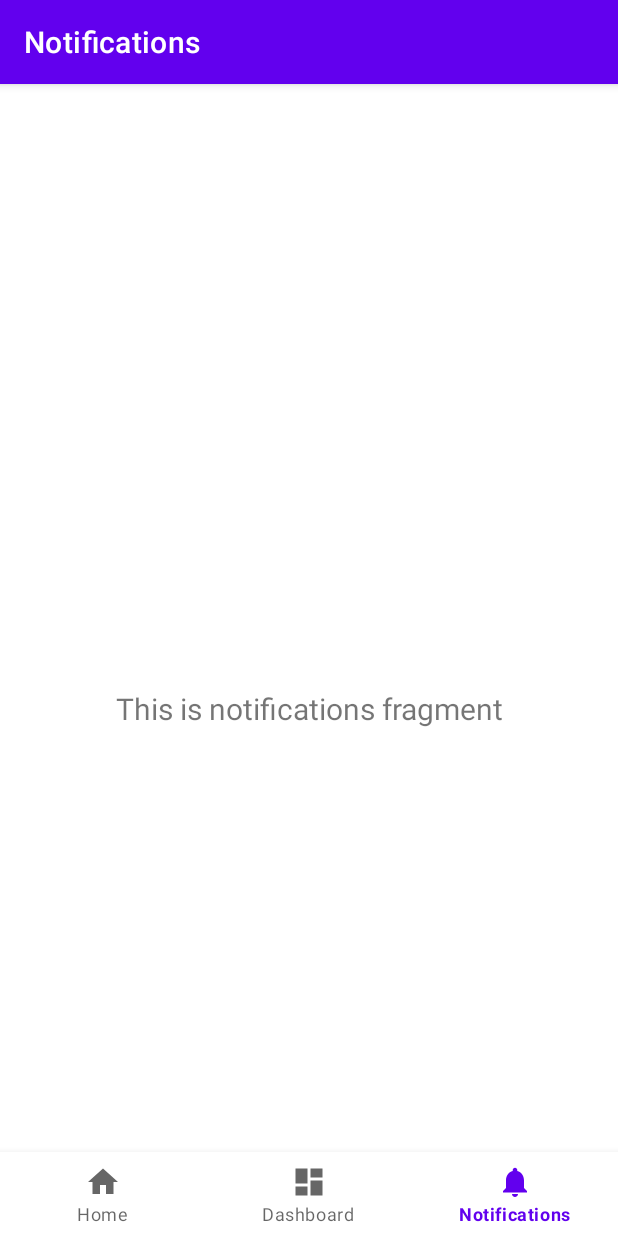
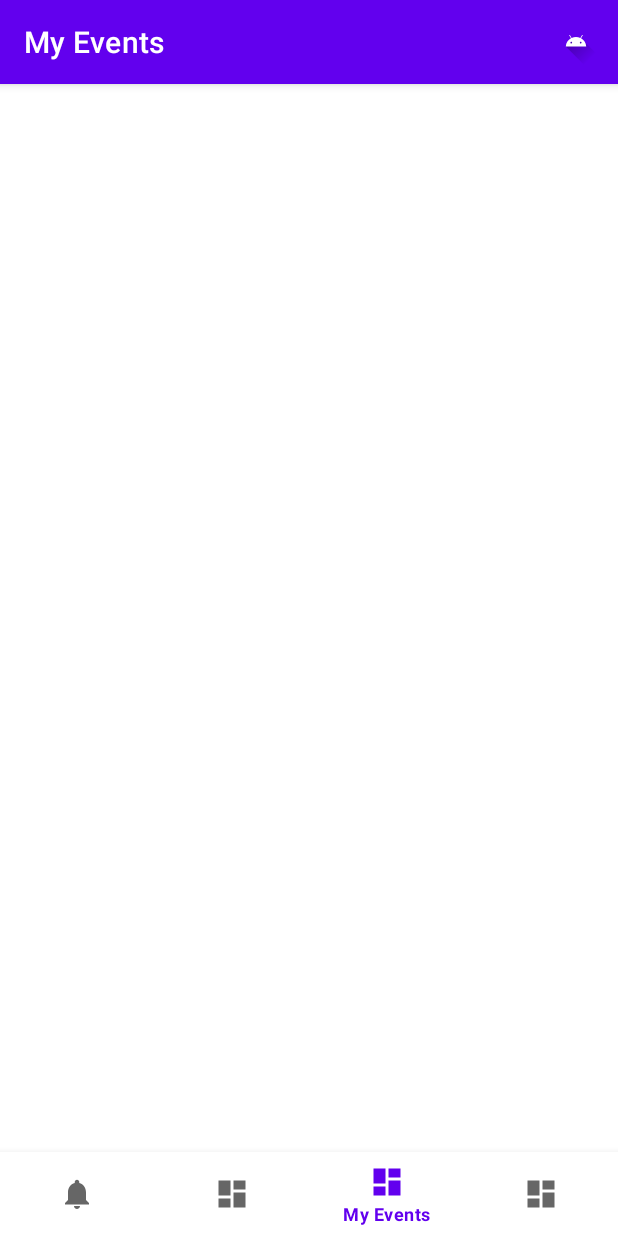
Before and after one commit to CMPUT301F24syzygy/syzygy-events, an Android app: the screen it shows after launch (MainActivity), item 3 of the bottom bar chosen, on a phone screen of 412 x 824 dp. Run offline under Robolectric (Android 15) with nearby library versions, the phone set to English and light mode, and no system bars; our stand-ins replace navigation-ui.

Commit message:
entrant ui basics

```diff
--- a/SyzygyEvents/app/src/main/java/com/syzygy/events/MainActivity.java
+++ b/SyzygyEvents/app/src/main/java/com/syzygy/events/MainActivity.java
@@ -1,9 +1,12 @@
 package com.syzygy.events;
 
 import android.os.Bundle;
+import android.view.Menu;
+import android.view.MenuItem;
 
 import com.google.android.material.bottomnavigation.BottomNavigationView;
 
+import androidx.annotation.NonNull;
 import androidx.appcompat.app.AppCompatActivity;
 import androidx.navigation.NavController;
 import androidx.navigation.Navigation;
@@ -15,6 +18,7 @@ import com.syzygy.events.databinding.ActivityMainBinding;
 public class MainActivity extends AppCompatActivity {
 
     private ActivityMainBinding binding;
+    private NavController navController;
 
     @Override
     protected void onCreate(Bundle savedInstanceState) {
@@ -24,14 +28,29 @@ public class MainActivity extends AppCompatActivity {
         setContentView(binding.getRoot());
 
         BottomNavigationView navView = findViewById(R.id.nav_view);
-        // Passing each menu ID as a set of Ids because each
-        // menu should be considered as top level destinations.
+
         AppBarConfiguration appBarConfiguration = new AppBarConfiguration.Builder(
-                R.id.navigation_home, R.id.navigation_dashboard, R.id.navigation_notifications)
+                R.id.nav_entrant_profile, R.id.nav_entrant_events, R.id.nav_entrant_qr, R.id.nav_entrant_notifications)
                 .build();
-        NavController navController = Navigation.findNavController(this, R.id.nav_host_fragment_activity_main);
+        navController = Navigation.findNavController(this, R.id.nav_host_fragment_activity_main);
         NavigationUI.setupActionBarWithNavController(this, navController, appBarConfiguration);
         NavigationUI.setupWithNavController(binding.navView, navController);
+
+        navView.setOnItemSelectedListener(new BottomNavigationView.OnItemSelectedListener() {
+            @Override
+            public boolean onNavigationItemSelected(@NonNull MenuItem item) {
+                for(;navController.navigateUp(););
+                NavigationUI.onNavDestinationSelected(item, navController);
+                return true;
+            }
+        });
+
+    }
+
+    @Override
+    public boolean onCreateOptionsMenu(Menu menu) {
+        getMenuInflater().inflate(R.menu.top_nav_menu, menu);
+        return true;
     }
 
 }
--- /dev/null
+++ b/SyzygyEvents/app/src/main/java/com/syzygy/events/ui/entrant/EntrantEventsFragment.java
@@ -0,0 +1,26 @@
+package com.syzygy.events.ui.entrant;
+
+import android.os.Bundle;
+import android.view.LayoutInflater;
+import android.view.View;
+import android.view.ViewGroup;
+
+import androidx.annotation.NonNull;
+import androidx.fragment.app.Fragment;
+
+import com.syzygy.events.databinding.FragmentEntrantEventsBinding;
+
+public class EntrantEventsFragment extends Fragment {
+    private FragmentEntrantEventsBinding binding;
+
+    public View onCreateView(@NonNull LayoutInflater inflater, ViewGroup container, Bundle savedInstanceState) {
+        binding = FragmentEntrantEventsBinding.inflate(inflater, container, false);
+        return binding.getRoot();
+    }
+
+    @Override
+    public void onDestroyView() {
+        super.onDestroyView();
+        binding = null;
+    }
+}
--- /dev/null
+++ b/SyzygyEvents/app/src/main/java/com/syzygy/events/ui/entrant/EntrantProfileFragment.java
@@ -0,0 +1,26 @@
+package com.syzygy.events.ui.entrant;
+
+import android.os.Bundle;
+import android.view.LayoutInflater;
+import android.view.View;
+import android.view.ViewGroup;
+
+import androidx.annotation.NonNull;
+import androidx.fragment.app.Fragment;
+
+import com.syzygy.events.databinding.FragmentEntrantProfileBinding;
+
+public class EntrantProfileFragment extends Fragment {
+    private FragmentEntrantProfileBinding binding;
+
+    public View onCreateView(@NonNull LayoutInflater inflater, ViewGroup container, Bundle savedInstanceState) {
+        binding = FragmentEntrantProfileBinding.inflate(inflater, container, false);
+        return binding.getRoot();
+    }
+
+    @Override
+    public void onDestroyView() {
+        super.onDestroyView();
+        binding = null;
+    }
+}
--- /dev/null
+++ b/SyzygyEvents/app/src/main/java/com/syzygy/events/ui/entrant/EntrantQrFragment.java
@@ -0,0 +1,26 @@
+package com.syzygy.events.ui.entrant;
+
+import android.os.Bundle;
+import android.view.LayoutInflater;
+import android.view.View;
+import android.view.ViewGroup;
+
+import androidx.annotation.NonNull;
+import androidx.fragment.app.Fragment;
+
+import com.syzygy.events.databinding.FragmentEntrantQrBinding;
+
+public class EntrantQrFragment extends Fragment {
+    private FragmentEntrantQrBinding binding;
+
+    public View onCreateView(@NonNull LayoutInflater inflater, ViewGroup container, Bundle savedInstanceState) {
+        binding = FragmentEntrantQrBinding.inflate(inflater, container, false);
+        return binding.getRoot();
+    }
+
+    @Override
+    public void onDestroyView() {
+        super.onDestroyView();
+        binding = null;
+    }
+}
--- /dev/null
+++ b/SyzygyEvents/app/src/main/res/layout/fragment_entrant_events.xml
@@ -0,0 +1,10 @@
+<?xml version="1.0" encoding="utf-8"?>
+<androidx.constraintlayout.widget.ConstraintLayout xmlns:android="http://schemas.android.com/apk/res/android"
+    xmlns:app="http://schemas.android.com/apk/res-auto"
+    xmlns:tools="http://schemas.android.com/tools"
+    android:layout_width="match_parent"
+    android:layout_height="match_parent"
+    android:paddingBottom="?attr/actionBarSize"
+    tools:context=".ui.entrant.EntrantEventsFragment">
+
+</androidx.constraintlayout.widget.ConstraintLayout>
--- a/SyzygyEvents/app/src/main/res/menu/bottom_nav_menu.xml
+++ b/SyzygyEvents/app/src/main/res/menu/bottom_nav_menu.xml
@@ -2,18 +2,23 @@
 <menu xmlns:android="http://schemas.android.com/apk/res/android">
 
     <item
-        android:id="@+id/navigation_home"
-        android:icon="@drawable/ic_home_black_24dp"
-        android:title="@string/title_home" />
+        android:id="@+id/nav_entrant_notifications"
+        android:icon="@drawable/ic_notifications_black_24dp"
+        android:title="@string/title_entrant_notifications" />
 
     <item
-        android:id="@+id/navigation_dashboard"
+        android:id="@+id/nav_entrant_qr"
         android:icon="@drawable/ic_dashboard_black_24dp"
-        android:title="@string/title_dashboard" />
+        android:title="@string/title_entrant_qr" />
 
     <item
-        android:id="@+id/navigation_notifications"
-        android:icon="@drawable/ic_notifications_black_24dp"
-        android:title="@string/title_notifications" />
+        android:id="@+id/nav_entrant_events"
+        android:icon="@drawable/ic_dashboard_black_24dp"
+        android:title="@string/title_entrant_events" />
+
+    <item
+        android:id="@+id/nav_entrant_profile"
+        android:icon="@drawable/ic_dashboard_black_24dp"
+        android:title="@string/title_entrant_profile" />
 
 </menu>
--- /dev/null
+++ b/SyzygyEvents/app/src/main/res/menu/top_nav_menu.xml
@@ -0,0 +1,11 @@
+<?xml version="1.0" encoding="utf-8"?>
+<menu xmlns:android="http://schemas.android.com/apk/res/android"
+    xmlns:app="http://schemas.android.com/apk/res-auto">
+
+    <item
+        android:id="@+id/account_icon"
+        android:icon="@drawable/ic_launcher_foreground"
+        android:title=""
+        app:showAsAction="always" />
+
+</menu>
--- a/SyzygyEvents/app/src/main/res/navigation/mobile_navigation.xml
+++ b/SyzygyEvents/app/src/main/res/navigation/mobile_navigation.xml
@@ -3,23 +3,29 @@
     xmlns:app="http://schemas.android.com/apk/res-auto"
     xmlns:tools="http://schemas.android.com/tools"
     android:id="@+id/mobile_navigation"
-    app:startDestination="@+id/navigation_home">
+    app:startDestination="@+id/nav_entrant_profile">
 
     <fragment
-        android:id="@+id/navigation_home"
-        android:name="com.syzygy.events.ui.home.HomeFragment"
-        android:label="@string/title_home"
-        tools:layout="@layout/fragment_home" />
+        android:id="@+id/nav_entrant_profile"
+        android:name="com.syzygy.events.ui.entrant.EntrantProfileFragment"
+        android:label="@string/title_entrant_profile"
+        tools:layout="@layout/fragment_entrant_profile" />
 
     <fragment
-        android:id="@+id/navigation_dashboard"
-        android:name="com.syzygy.events.ui.dashboard.DashboardFragment"
-        android:label="@string/title_dashboard"
-        tools:layout="@layout/fragment_dashboard" />
+        android:id="@+id/nav_entrant_events"
+        android:name="com.syzygy.events.ui.entrant.EntrantEventsFragment"
+        android:label="@string/title_entrant_events"
+        tools:layout="@layout/fragment_entrant_events" />
 
     <fragment
-        android:id="@+id/navigation_notifications"
-        android:name="com.syzygy.events.ui.notifications.NotificationsFragment"
-        android:label="@string/title_notifications"
-        tools:layout="@layout/fragment_notifications" />
+        android:id="@+id/nav_entrant_qr"
+        android:name="com.syzygy.events.ui.entrant.EntrantQrFragment"
+        android:label="@string/title_entrant_qr"
+        tools:layout="@layout/fragment_entrant_qr" />
+
+    <fragment
+        android:id="@+id/nav_entrant_notifications"
+        android:name="com.syzygy.events.ui.entrant.EntrantNotificationsFragment"
+        android:label="@string/title_entrant_notifications"
+        tools:layout="@layout/fragment_entrant_notifications" />
 </navigation>
--- a/SyzygyEvents/app/src/main/res/values/strings.xml
+++ b/SyzygyEvents/app/src/main/res/values/strings.xml
@@ -1,6 +1,7 @@
 <resources>
     <string name="app_name">Syzygy Events</string>
-    <string name="title_home">Home</string>
-    <string name="title_dashboard">Dashboard</string>
-    <string name="title_notifications">Notifications</string>
+    <string name="title_entrant_profile">My Profile</string>
+    <string name="title_entrant_events">My Events</string>
+    <string name="title_entrant_qr">QR Scan</string>
+    <string name="title_entrant_notifications">Notifications</string>
 </resources>
```
Also changed, not shown: SyzygyEvents/app/src/main/java/com/syzygy/events/ui/entrant/EntrantNotificationsFragment.java (added, +26 -0 lines), SyzygyEvents/app/src/main/res/layout/fragment_entrant_notifications.xml (added, +10 -0 lines), SyzygyEvents/app/src/main/res/layout/fragment_entrant_profile.xml (added, +10 -0 lines), SyzygyEvents/app/src/main/res/layout/fragment_entrant_qr.xml (added, +10 -0 lines).
